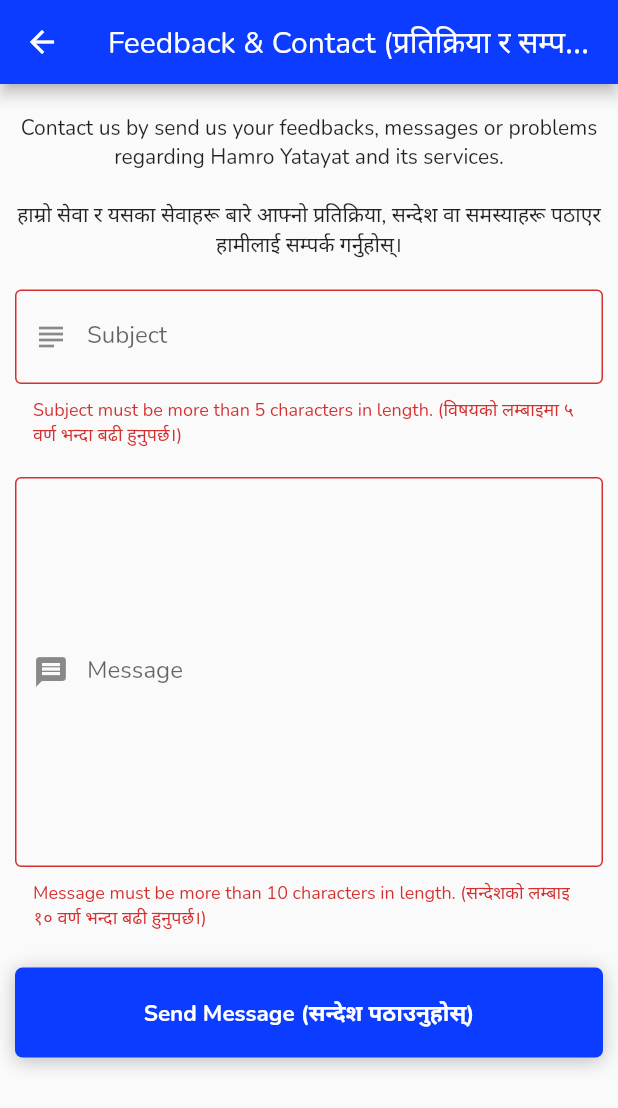
After one commit to kafle1/hamro-yatayat, a Flutter app: the FeedbackContact screen opened by its route, after a tap on "Send Message (सन्देश पठाउनुहोस्)", on a phone screen of 412 x 824 dp. The commit adds this screen. Shown: the top 1108 px of the screen. Run offline on Flutter 3.47's test engine with Material 2 defaults, Android fonts, the phone set to English and light mode, and no system bars; our stand-ins replace carousel_pro_nullsafety, cloud_firestore, connectivity, firebase_auth, firebase_core, firebase_messaging and 8 more; missing offline and left inert: dart:ffi, nepali_date_picker, nepali_utils, syncfusion_flutter_pdf; accounts and stored records are empty.

Commit message:
Add Feedback section

```diff
--- a/lib/components/yatayatDrawer.dart
+++ b/lib/components/yatayatDrawer.dart
@@ -4,6 +4,7 @@ import 'package:flutter/services.dart';
 import 'package:yatayat/components/drawer_list.dart';
 import 'package:yatayat/components/snackbar.dart';
 import 'package:yatayat/screens/booking/myBookings/my_bookings_screen.dart';
+import 'package:yatayat/screens/feedback.dart';
 import 'package:yatayat/screens/profile/profile_screen.dart';
 import 'package:url_launcher/url_launcher.dart';
 import 'package:share_plus/share_plus.dart';
@@ -42,9 +43,12 @@ class _YatayatDrawerState extends State<YatayatDrawer> {
             onClick: () => selectedItem(context, 0),
           ),
           DrawerListBuilder(
-            icon: Icons.help_outline_rounded,
-            title: 'FAQs',
-            onClick: () => selectedItem(context, 0),
+            icon: Icons.message,
+            title: 'Contact / Feedback',
+            onClick: () => {
+              Navigator.pop(context),
+              Navigator.pushNamed(context, FeedbackContact.id)
+            },
           ),
           DrawerListBuilder(
             icon: Icons.description_outlined,
--- a/lib/lang/ne_NP.dart
+++ b/lib/lang/ne_NP.dart
@@ -112,5 +112,12 @@ const Map<String, String> neNP = {
       'आफ्नो बुकिङ फाइनल गर्न इच्छित मूल्य छान्नुहोस्!',
   'Do you want to confirm this booking ?':
       'के तपाइँ यो बुकिङ कन्फर्म गर्न चाहनुहुन्छ ?',
-  'Confirm Booking ?': 'बुकिङ कन्फर्म गरौ ?'
+  'Confirm Booking ?': 'बुकिङ कन्फर्म गरौ ?',
+  'Hiace': 'माइक्रो',
+  'TATA Sumo': 'टाटा सुमो',
+  'Taxi': 'ट्याक्सि',
+  'Landcruiser': 'ल्यान्डक्रूजर',
+  'Are you sure you want to cancel this booking? You cant revert back once you cancel this booking !':
+      'के तपाइँ यो बुकिङ रद्द गर्न निश्चित हुनुहुन्छ? तपाईंले यो बुकिङ रद्द गरेपछि तपाईं फर्कन सक्नुहुन्न!',
+  'Yes Cancel': 'हो रद्द गर्नुहोस्'
 };
--- a/lib/main.dart
+++ b/lib/main.dart
@@ -10,6 +10,7 @@ import 'package:yatayat/screens/booking/bookingDetails/booking_details_screen.da
 import 'package:yatayat/screens/booking/booking_price_check.dart';
 import 'package:yatayat/screens/booking/booking_success_screen.dart';
 import 'package:yatayat/screens/booking/createBooking/create_booking_screen.dart';
+import 'package:yatayat/screens/feedback.dart';
 import 'package:yatayat/screens/home/home_screen.dart';
 import 'package:yatayat/screens/booking/myBookings/my_bookings_screen.dart';
 import 'package:yatayat/screens/notification/notifications_screen.dart';
@@ -64,6 +65,7 @@ class _YatayatState extends State<Yatayat> {
         PhoneAuthentication.id: (context) => PhoneAuthentication(),
         Loading.id: (context) => Loading(),
         Offline.id: (context) => Offline(),
+        FeedbackContact.id: (context) => FeedbackContact(),
       },
       debugShowCheckedModeBanner: false,
     );
--- a/lib/screens/auth/phone_authtication.dart
+++ b/lib/screens/auth/phone_authtication.dart
@@ -236,12 +236,6 @@ class _PhoneAuthenticationState extends State<PhoneAuthentication> {
                         }
                       },
                     )
-                    // TextField(
-                    //   controller: _otpController,
-                    //   maxLength: 6,
-
-                    //   keyboardType: TextInputType.number,
-                    // ),
                   ],
                 ),
               ),
--- a/lib/screens/booking/bookingDetails/booking_details_screen.dart
+++ b/lib/screens/booking/bookingDetails/booking_details_screen.dart
@@ -2,11 +2,7 @@ import 'package:cloud_firestore/cloud_firestore.dart';
 import 'package:firebase_auth/firebase_auth.dart';
 import 'package:flutter/material.dart';
 import 'package:yatayat/components/appbar.dart';
-import 'package:yatayat/components/button.dart';
-import 'package:yatayat/components/snackbar.dart';
 import 'package:yatayat/models/create_booking_pdf.model.dart';
-import 'package:yatayat/screens/booking/booking_price_check.dart';
-import 'package:yatayat/services/database.dart';
 import 'package:yatayat/shared/constants.dart';
 import 'package:get/get.dart';
 
@@ -258,7 +254,7 @@ class _BookingDetailsScreenState extends State<BookingDetailsScreen> {
                               },
                               icon: Icon(Icons.file_download),
                               label: Text(
-                                'Download Details as PDF',
+                                'Download Details as PDF'.tr,
                                 style: TextStyle(fontSize: 16),
                               ),
                             ),
--- /dev/null
+++ b/lib/screens/feedback.dart
@@ -0,0 +1,161 @@
+import 'package:firebase_auth/firebase_auth.dart';
+import 'package:flutter/material.dart';
+import 'package:get_storage/get_storage.dart';
+import 'package:yatayat/components/button.dart';
+import 'package:yatayat/services/database.dart';
+import 'package:yatayat/shared/constants.dart';
+
+class FeedbackContact extends StatefulWidget {
+  const FeedbackContact({Key? key}) : super(key: key);
+  static const id = 'feedbackContact';
+
+  @override
+  _FeedbackContactState createState() => _FeedbackContactState();
+}
+
+class _FeedbackContactState extends State<FeedbackContact> {
+  final TextEditingController _subjectController = TextEditingController();
+  final TextEditingController _messageController = TextEditingController();
+
+  final _formKey = GlobalKey<FormState>();
+  final _formKey1 = GlobalKey<FormState>();
+
+  String? _subjectError;
+  String? _messageError;
+
+  final _auth = FirebaseAuth.instance;
+
+  @override
+  Widget build(BuildContext context) {
+    return Scaffold(
+      appBar: AppBar(
+        title: Text('Feedback & Contact (प्रतिक्रिया र सम्पर्क)'),
+        backgroundColor: kThemeColor,
+      ),
+      body: SingleChildScrollView(
+        child: Padding(
+          padding: const EdgeInsets.all(10.0),
+          child: Column(
+            children: [
+              SizedBox(
+                height: 10,
+              ),
+              Text(
+                'Contact us by send us your feedbacks, messages or problems regarding Hamro Yatayat and its services.\n\nहाम्रो सेवा र यसका सेवाहरू बारे आफ्नो प्रतिक्रिया, सन्देश वा समस्याहरू पठाएर हामीलाई सम्पर्क गर्नुहोस्।',
+                textAlign: TextAlign.center,
+              ),
+              SizedBox(
+                height: 20,
+              ),
+              Form(
+                key: _formKey,
+                child: TextField(
+                  controller: _subjectController,
+                  decoration: InputDecoration(
+                    hintText: 'Enter Subject (विषय लेख्नुहोस्)',
+                    labelText: 'Subject',
+                    errorText: _subjectError,
+                    errorMaxLines: 3,
+                    border: OutlineInputBorder(),
+                    prefixIcon: Icon(Icons.subject),
+                  ),
+                ),
+              ),
+              SizedBox(
+                height: 20,
+              ),
+              Form(
+                key: _formKey1,
+                child: TextField(
+                  controller: _messageController,
+                  decoration: InputDecoration(
+                    hintText:
+                        'Enter Message or Feedback (सन्देश वा प्रतिक्रिया लेख्नुहोस्)',
+                    labelText: 'Message',
+                    errorText: _messageError,
+                    errorMaxLines: 3,
+                    border: OutlineInputBorder(),
+                    prefixIcon: Icon(
+                      Icons.message,
+                    ),
+                  ),
+                  maxLines: 10,
+                ),
+              ),
+              SizedBox(
+                height: 20,
+              ),
+              YatayatButton(
+                label: 'Send Message (सन्देश पठाउनुहोस्)',
+                onClick: () async {
+                  setState(() {
+                    if (_subjectController.text.length < 5) {
+                      _subjectError =
+                          'Subject must be more than 5 characters in length. (विषयको लम्बाइमा ५ वर्ण भन्दा बढी हुनुपर्छ।)';
+                    } else {
+                      _subjectError = null;
+                    }
+                    if (_messageController.text.length < 10) {
+                      _messageError =
+                          'Message must be more than 10 characters in length. (सन्देशको लम्बाइ १० वर्ण भन्दा बढी हुनुपर्छ।)';
+                    } else {
+                      _messageError = null;
+                    }
+                  });
+
+                  if (_subjectError == null && _messageError == null) {
+                    print(_messageController.text);
+                    print(_subjectController.text);
+                    try {
+                      await Database.sendMessage(
+                          customerId: _auth.currentUser!.uid,
+                          subject: _subjectController.text,
+                          messsage: _messageController.text);
+                      showDialog(
+                        barrierDismissible: false,
+                        context: context,
+                        builder: (context) => AlertDialog(
+                          title: Text('Success !'),
+                          content: Text(
+                              'Message or Feedback sent successfully !! \n(सन्देश वा प्रतिक्रिया सफलतापूर्वक पठाइयो !!)'),
+                          actions: [
+                            TextButton(
+                              onPressed: () {
+                                Navigator.pop(context);
+                                Navigator.pop(context);
+                              },
+                              child: Text('Ok (ठिक छ)'),
+                            )
+                          ],
+                        ),
+                      );
+                    } catch (e) {
+                      print(e);
+                      showDialog(
+                        barrierDismissible: false,
+                        context: context,
+                        builder: (context) => AlertDialog(
+                          title: Text('Error !'),
+                          content: Text(
+                              'Uh oh! Error occured while sending message! Please try again later ! \n(ओहो! सन्देश पठाउँदा केहि त्रुटि भयो! फेरी प्रयास गर्नु होला !)'),
+                          actions: [
+                            TextButton(
+                                onPressed: () {
+                                  Navigator.pop(context);
+                                  Navigator.pop(context);
+                                },
+                                child: Text('Ok (ठिक छ)'))
+                          ],
+                        ),
+                      );
+                    }
+                  }
+                },
+              )
+            ],
+          ),
+        ),
+      ),
+    );
+  }
+}
--- a/lib/services/database.dart
+++ b/lib/services/database.dart
@@ -190,6 +190,22 @@ class Database {
     }
   }
 
+  //Send feedback message to the driver
+
+  static Future sendMessage(
+      {required String customerId,
+      required String subject,
+      required String messsage}) async {
+    try {
+      await FirebaseFirestore.instance.collection('messages').add(
+          {'customerId': customerId, 'subject': subject, 'message': messsage});
+
+      return 'Added New Feedback Successfully';
+    } catch (e) {
+      return e;
+    }
+  }
+
   //Cancel the booking
   Future<String> cancelBooking({required String bookingDocID}) async {
     try {
```
Also changed, not shown: lib/components/buildSheet.dart (+9 -7 lines), lib/screens/booking/createBooking/create_booking_screen.dart (+29 -40 lines).
